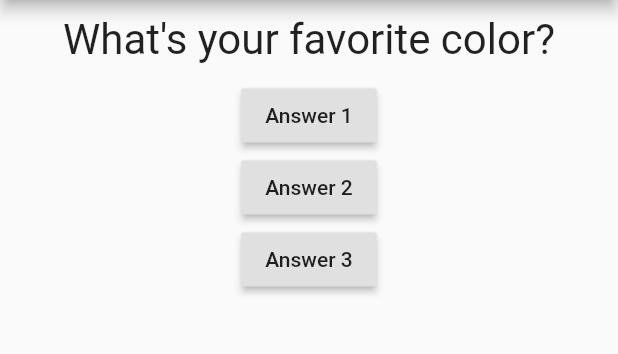
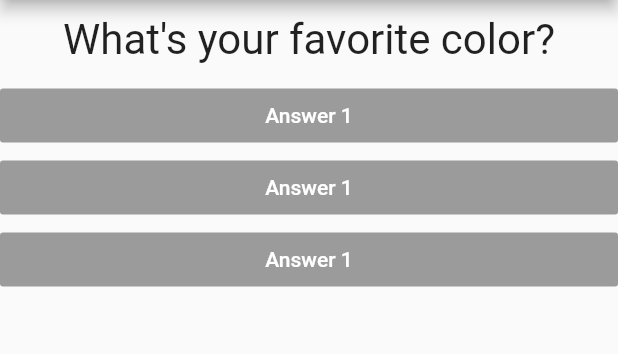
Before and after one commit to gagandeepkaur15/Flutter, a Flutter app: the screen it shows after launch, on a phone screen of 412 x 824 dp, the part 84-438 px from its top. Run offline on Flutter 3.47's test engine with Material 2 defaults, Android fonts, the phone set to English and light mode, and no system bars.

Commit message:
Added answer.dart

```diff
--- /dev/null
+++ b/lib/answer.dart
@@ -0,0 +1,20 @@
+import 'package:flutter/material.dart';
+
+class Answer extends StatelessWidget {
+  final Function selectHandler;
+
+  Answer(this.selectHandler);
+
+  @override
+  Widget build(BuildContext context) {
+    return Container(
+      width: double.infinity,
+      child: RaisedButton(
+        color: Colors.blue,
+        textColor: Colors.white,
+        child: Text('Answer 1'),
+        onPressed: null,
+      ),
+    );
+  }
+}
--- a/lib/main.dart
+++ b/lib/main.dart
@@ -1,6 +1,7 @@
 import 'package:flutter/material.dart';
 
 import './question.dart';
+import './answer.dart';
 
 void main() => runApp(MyApp());
 
@@ -38,21 +39,9 @@ class _MyAppState extends State<MyApp> {
             Question(
               questions[_questionIndex],
             ),
-            RaisedButton(
-              child: Text('Answer 1'),
-              onPressed: _answerQuestion,
-            ),
-            RaisedButton(
-              child: Text('Answer 2'),
-              onPressed: () => print('Answer 2 chosen!'),
-            ),
-            RaisedButton(
-              child: Text('Answer 3'),
-              onPressed: () {
-                // ...
-                print('Answer 3 chosen');
-              },
-            ),
+            Answer(_answerQuestion),
+            Answer(_answerQuestion),
+            Answer(_answerQuestion),
           ],
         ),
       ),
--- a/lib/question.dart
+++ b/lib/question.dart
@@ -1,6 +1,3 @@
-import 'dart:html';
-
-import 'package: flutter/material.dart';
 import 'package:flutter/material.dart';
 
 class Question extends StatelessWidget {
```
